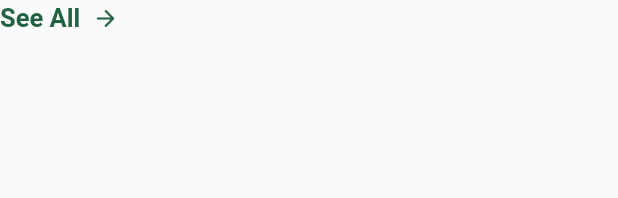
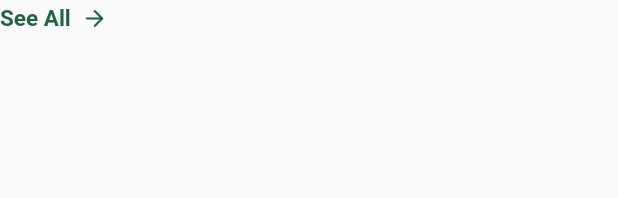
Before and after one commit to zixxin/stockX_mimesis, a Flutter app: what seeAllButton() shows on an empty page, opened directly, on a phone screen of 412 x 824 dp. Shown: the top 198 px of the screen. Run offline on Flutter 3.47's test engine with Material 2 defaults, Android fonts, the light colour scheme and no system bars; our stand-ins replace dots_indicator.

Commit message:
see all button text size 조정

```diff
--- a/lib/home.dart
+++ b/lib/home.dart
@@ -206,11 +206,11 @@ Widget seeAllButton() {
     child: Row(
       children: [
         Container(
-          margin: const EdgeInsets.only(right: 5),
+          margin: const EdgeInsets.only(right: 4),
           child: const Text('See All',
               style: TextStyle(
                   fontWeight: FontWeight.bold,
-                  fontSize: 17,
+                  fontSize: 15,
                   color: Color(0xFF226243))),
         ),
         IconButton(
```
